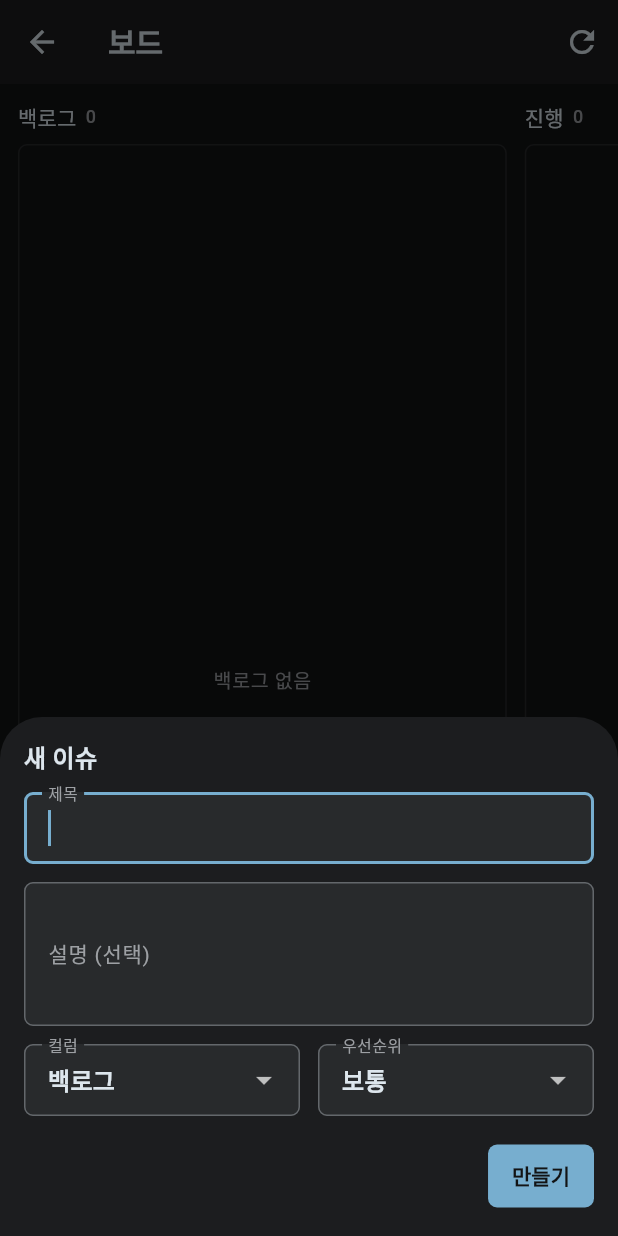
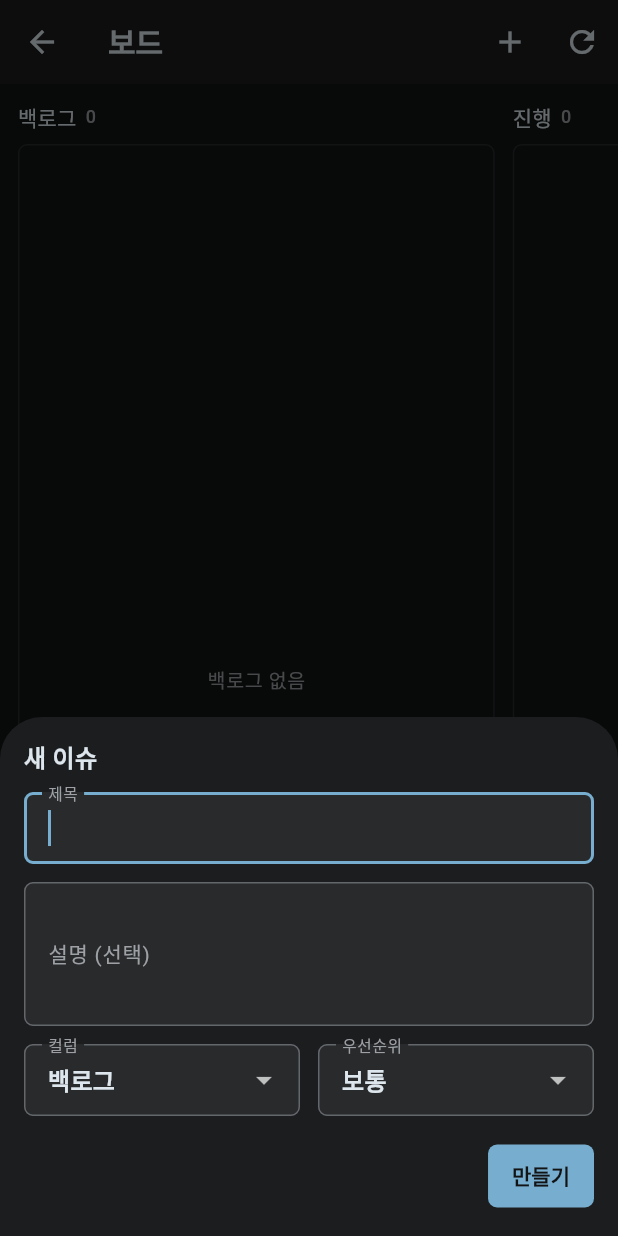
Before and after one commit to dbsrjs/Nexus, a Flutter app: the BoardScreen screen opened directly with empty values, after a tap on "새 이슈", on a phone screen of 412 x 824 dp. Run offline on Flutter 3.47's test engine with Material 3 defaults, Android fonts, the phone set to English and light mode, and no system bars; our stand-ins replace dio, drift, drift_flutter, file_picker, flutter_riverpod, flutter_secure_storage and 3 more; accounts and stored records are empty; generated files the repository leaves out were written again; Roboto replaces fonts that are missing (Pretendard).

Commit message:
fix(app): 마지막 컬럼이 잘리는 폭 계산을 고친다
리스트 좌우 패딩(24px)을 빼지 않아 네 컬럼의 합이 화면보다 딱 그만큼
넓었다. 폭이 충분한데도 완료 컬럼이 잘린 채 가로 스크롤이 생겼다.
패딩을 상수로 묶어 둘이 갈라지지 않게 했다.

새 이슈를 앱바에도 둔다. 떠 있는 버튼은 창 크기나 겹친 창에 따라
화면 밖으로 밀릴 수 있어, 언제나 닿는 자리가 하나는 있어야 한다.

```diff
--- a/app/lib/features/issue/board_screen.dart
+++ b/app/lib/features/issue/board_screen.dart
@@ -37,6 +37,13 @@ class _BoardScreenState extends ConsumerState<BoardScreen> {
       appBar: AppBar(
         title: const Text('보드'),
         actions: [
+          // FAB 과 같은 일을 한다. 떠 있는 버튼은 창 크기나 겹친 창에 따라
+          // 화면 밖으로 밀릴 수 있어, 언제나 닿는 자리에도 둔다.
+          IconButton(
+            tooltip: '새 이슈',
+            icon: const Icon(Icons.add),
+            onPressed: () => showNewIssueSheet(context),
+          ),
           IconButton(
             tooltip: '새로고침',
             icon: const Icon(Icons.refresh),
@@ -53,13 +60,18 @@ class _BoardScreenState extends ConsumerState<BoardScreen> {
         child: LayoutBuilder(
           builder: (context, constraints) {
             // 좁으면 한 열이 화면의 대부분을 쓰고, 넓으면 넷이 한눈에 들어온다.
+            //
+            // **리스트 좌우 패딩을 먼저 뺀다.** 빼지 않으면 네 컬럼의 합이
+            // 화면보다 딱 그만큼 넓어져, 폭이 충분한데도 마지막 컬럼이
+            // 잘린 채 가로 스크롤이 생긴다.
+            final usable = constraints.maxWidth - _boardPadding * 2;
             final columnWidth = constraints.maxWidth < 720
-                ? constraints.maxWidth * 0.82
-                : (constraints.maxWidth / 4).clamp(240.0, 360.0);
+                ? usable * 0.85
+                : (usable / IssueStatus.values.length).clamp(240.0, 360.0);
 
             return ListView(
               scrollDirection: Axis.horizontal,
-              padding: const EdgeInsets.all(NexusSpacing.sp5),
+              padding: const EdgeInsets.all(_boardPadding),
               children: [
                 for (final status in IssueStatus.values)
                   SizedBox(
@@ -78,6 +90,10 @@ class _BoardScreenState extends ConsumerState<BoardScreen> {
     );
   }
 }
+
+/// 보드 바깥 여백. 컬럼 폭 계산이 이 값을 빼야 하므로 상수로 묶어 둔다 —
+/// 둘이 갈라지면 마지막 컬럼이 잘린다.
+const double _boardPadding = NexusSpacing.sp5;
 
 class _BoardColumn extends StatelessWidget {
   const _BoardColumn({
```
